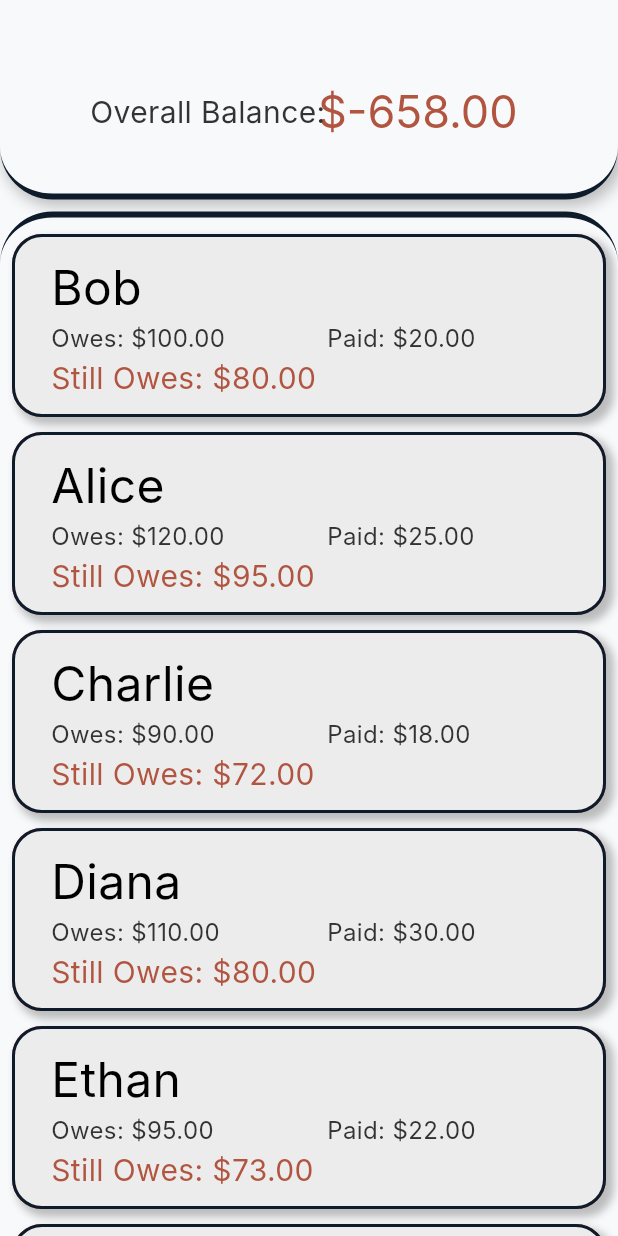
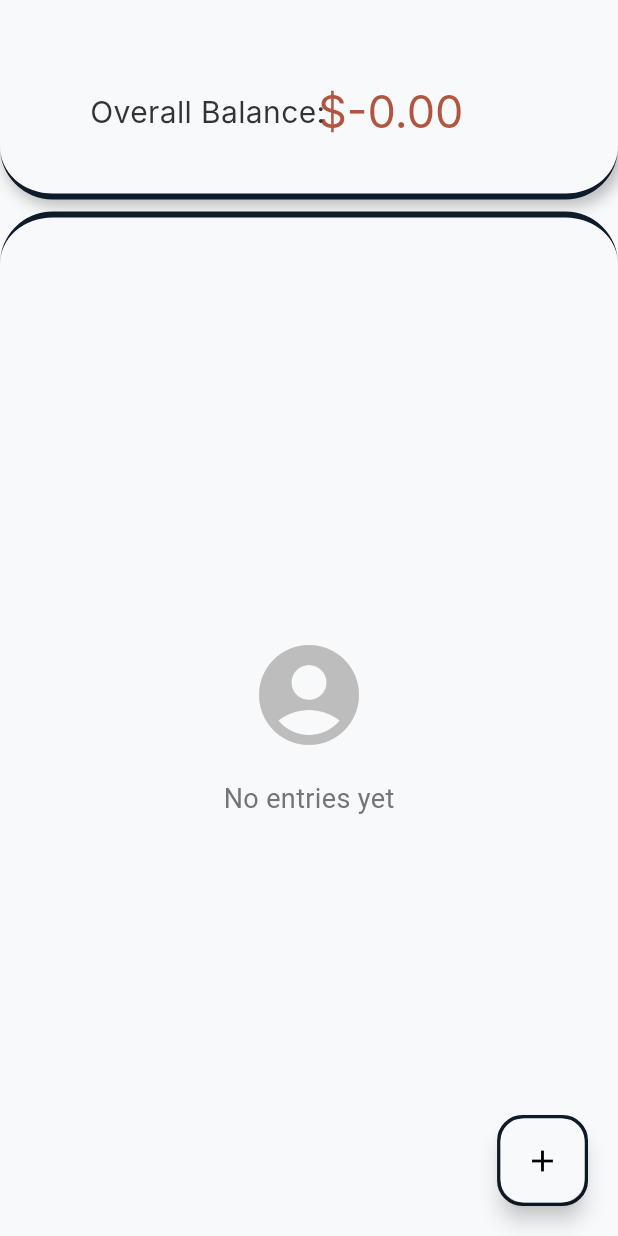
Before and after one commit to cheuzard/SettleUp, a Flutter app: the screen it shows after launch, after a tap on "TOTAL:", on a phone screen of 412 x 824 dp. Run offline on Flutter 3.47's test engine with Material 3 defaults, Android fonts, the light colour scheme and no system bars; our stand-ins replace google_fonts; Roboto replaces fonts that are missing (Inter).

Commit message:
feat: added new person button and hold to modify

```diff
--- a/lib/Person.dart
+++ b/lib/Person.dart
@@ -5,12 +5,12 @@ import 'Theme_info.dart';
 class Person {
   String name;
   double paid;
-  double owed;
+  double owes;
 
-  Person(this.name, this.owed, this.paid);
+  Person(this.name, this.owes, this.paid);
 
   bool _isPayed() {
-    return paid >= owed;
+    return paid >= owes;
   }
 
   Color getStatusColor() {
@@ -74,7 +74,7 @@ class _PersonCardState extends State<PersonCard> {
               children: [
                 Expanded(
                   child: Text(
-                    'Owes: \$${widget.person.owed.toStringAsFixed(2)}',
+                    'Owes: \$${widget.person.owes.toStringAsFixed(2)}',
                     style: const TextStyle(
                       color: AppColors.secondaryText,
                       fontSize: 16,
@@ -100,8 +100,8 @@ class _PersonCardState extends State<PersonCard> {
               children: [
                 Text(
                   widget.person._isPayed()
-                      ? 'Change Due: \$${(widget.person.paid - widget.person.owed).toStringAsFixed(2)}'
-                      : 'Still Owes: \$${(widget.person.owed - widget.person.paid).toStringAsFixed(2)}',
+                      ? 'Change Due: \$${(widget.person.paid - widget.person.owes).toStringAsFixed(2)}'
+                      : 'Still Owes: \$${(widget.person.owes - widget.person.paid).toStringAsFixed(2)}',
                   style: TextStyle(
                     color: widget.person.getStatusColor(),
                     fontSize: 20,
--- a/lib/main.dart
+++ b/lib/main.dart
@@ -30,18 +30,95 @@ class PaymentTracker extends StatefulWidget {
 
 class _PaymentTrackerState extends State<PaymentTracker> {
   bool extended = true;
-  final List<Person> people = [
-    Person('Bob', 100, 20),
-    Person('Alice', 120, 25),
-    Person('Charlie', 90, 18),
-    Person('Diana', 110, 30),
-    Person('Ethan', 95, 22),
-    Person('Fiona', 105, 28),
-    Person('George', 40, 100),
-    Person('Hannah', 115, 27),
-    Person('Ian', 98, 21),
-    Person('Julia', 102, 26),
-  ];
+  final List<Person> people = [];
+  void addPerson(Person p) {
+    setState(() => people.add(p));
+  }
+
+  void updatePerson(int index, Person p) {
+    setState(() => people[index] = p);
+  }
+
+  Future<void> _showPersonSheet(
+    BuildContext context, {
+    Person? person,
+    int? index,
+  }) async {
+    final nameController = TextEditingController(text: person?.name ?? "");
+    final owesController = TextEditingController(
+      text: person?.owes.toString() ?? "",
+    );
+    final paidController = TextEditingController(
+      text: person?.paid.toString() ?? "",
+    );
+
+    await showModalBottomSheet(
+      context: context,
+      isScrollControlled: true,
+      shape: RoundedRectangleBorder(
+        borderRadius: BorderRadius.vertical(top: Radius.circular(20)),
+      ),
+      builder: (_) {
+        return Padding(
+          padding: EdgeInsets.only(
+            bottom: MediaQuery.of(context).viewInsets.bottom,
+            left: 16,
+            right: 16,
+            top: 24,
+          ),
+          child: Column(
+            mainAxisSize: MainAxisSize.min,
+            children: [
+              Text(
+                person == null ? "Add Person" : "Edit Person",
+                style: TextStyle(fontSize: 18, fontWeight: FontWeight.bold),
+              ),
+              SizedBox(height: 16),
+              TextField(
+                controller: nameController,
+                decoration: InputDecoration(labelText: "Name"),
+              ),
+              SizedBox(height: 8),
+              TextField(
+                controller: owesController,
+                decoration: InputDecoration(labelText: "Owes"),
+                keyboardType: TextInputType.number,
+              ),
+              SizedBox(height: 8),
+              TextField(
+                controller: paidController,
+                decoration: InputDecoration(labelText: "Paid"),
+                keyboardType: TextInputType.number,
+              ),
+              SizedBox(height: 16),
+              ElevatedButton(
+                onPressed: () {
+                  final newPerson = Person(
+                    nameController.text,
+                    double.tryParse(owesController.text) ?? 0,
+                    double.tryParse(paidController.text) ?? 0,
+                  );
+
+                  Navigator.pop(context, newPerson); // pass data back
+                },
+                child: Text("Save"),
+              ),
+              SizedBox(height: 16),
+            ],
+          ),
+        );
+      },
+    ).then((result) {
+      if (result is Person) {
+        if (person == null) {
+          addPerson(result);
+        } else if (index != null) {
+          updatePerson(index, result);
+        }
+        _calculateTotals();
+      }
+    });
+  }
 
   double _totalOwed = 0;
   double _collectedAmount = 0;
@@ -58,7 +135,7 @@ class _PaymentTrackerState extends State<PaymentTracker> {
     double totalSum = 0;
     double collectedSum = 0;
     for (var person in people) {
-      totalSum += person.owed;
+      totalSum += person.owes;
       collectedSum += person.paid;
     }
     setState(() {
@@ -99,11 +176,15 @@ class _PaymentTrackerState extends State<PaymentTracker> {
                       selectedIndex = index;
                     });
                   },
-                  onPersonLongPressEnd: () {
+                  onPersonLongPressEnd: ({person, index}) {
+                    _showPersonSheet(context, person: person, index: index);
                     setState(() {
-                      //TODO add the popup or changing info
+                      selectedIndex = null;
                     });
                   },
+
+                  // onPersonLongPressEnd: ({person, index}) =>
+                  //     _showPersonSheet(context, person: person, index: index),
                 ),
               ),
             ],
@@ -130,6 +211,22 @@ class _PaymentTrackerState extends State<PaymentTracker> {
                     ),
                   ),
                 ),
+              ),
+            ),
+          ),
+          Positioned(
+            right: 20,
+            bottom: 20,
+            child: Container(
+              decoration: BoxDecoration(
+                border: Border.all(color: AppColors.cardBorder, width: 2.3),
+                borderRadius: BorderRadius.circular(17),
+              ),
+              child: FloatingActionButton(
+                backgroundColor: AppColors.background,
+                foregroundColor: AppColors.primaryText,
+                onPressed: () => _showPersonSheet(context),
+                child: Icon(Icons.add),
               ),
             ),
           ),
@@ -301,7 +398,7 @@ class _PeopleList extends StatelessWidget {
   final int? selectedIndex;
   final Function(int) onPersonDismissed;
   final Function(int) onPersonLongPress;
-  final VoidCallback onPersonLongPressEnd;
+  final Function({Person? person, int? index}) onPersonLongPressEnd;
 
   const _PeopleList({
     required this.people,
@@ -314,6 +411,7 @@ class _PeopleList extends StatelessWidget {
   @override
   Widget build(BuildContext context) {
     return Container(
+      width: double.infinity,
       clipBehavior: Clip.antiAlias,
       decoration: const BoxDecoration(
         borderRadius: BorderRadius.only(
@@ -329,15 +427,19 @@ class _PeopleList extends StatelessWidget {
           topLeft: Radius.circular(35),
           topRight: Radius.circular(35),
         ),
-        child: ListView.builder(
+        child: people.isNotEmpty
+            ? ListView.builder(
                 padding: const EdgeInsets.only(top: 6),
                 itemCount: people.length,
                 itemBuilder: (context, index) {
-            final item = people[index];
+                  final p = people[index];
                   bool isSelected = selectedIndex == index;
 
                   return Padding(
-              padding: const EdgeInsets.symmetric(horizontal: 8, vertical: 5),
+                    padding: const EdgeInsets.symmetric(
+                      horizontal: 8,
+                      vertical: 5,
+                    ),
                     child: Stack(
                       alignment: Alignment.centerRight,
                       children: [
@@ -345,7 +447,9 @@ class _PeopleList extends StatelessWidget {
                           child: Container(
                             decoration: const BoxDecoration(
                               color: Colors.red,
-                        borderRadius: BorderRadius.all(Radius.circular(20)),
+                              borderRadius: BorderRadius.all(
+                                Radius.circular(20),
+                              ),
                             ),
                             child: Align(
                               alignment: Alignment.centerRight,
@@ -357,16 +461,18 @@ class _PeopleList extends StatelessWidget {
                           ),
                         ),
                         Dismissible(
-                    key: Key(item.name),
+                          key: Key(p.name),
                           direction: DismissDirection.endToStart,
                           onDismissed: (direction) => onPersonDismissed(index),
                           child: GestureDetector(
                             onLongPress: () => onPersonLongPress(index),
-                      onLongPressEnd: (_) => onPersonLongPressEnd(),
+                            onLongPressEnd: (details) {
+                              onPersonLongPressEnd(person: p, index: index);
+                            },
                             child: AnimatedScale(
                               scale: isSelected ? 1.03 : 1,
                               duration: const Duration(milliseconds: 140),
-                        child: PersonCard(item),
+                              child: PersonCard(p),
                             ),
                           ),
                         ),
@@ -374,6 +480,22 @@ class _PeopleList extends StatelessWidget {
                     ),
                   );
                 },
+              )
+            : Column(
+                mainAxisAlignment: MainAxisAlignment.center,
+                crossAxisAlignment: CrossAxisAlignment.center,
+                children: [
+                  Icon(
+                    Icons.account_circle, // Or any profile-related icon
+                    size: 80,
+                    color: Colors.grey[400],
+                  ),
+                  const SizedBox(height: 16),
+                  Text(
+                    'No entries yet',
+                    style: TextStyle(fontSize: 18, color: Colors.grey[600]),
+                  ),
+                ],
               ),
       ),
     );
```
Lines whose indentation alone changed are shown as unchanged.
